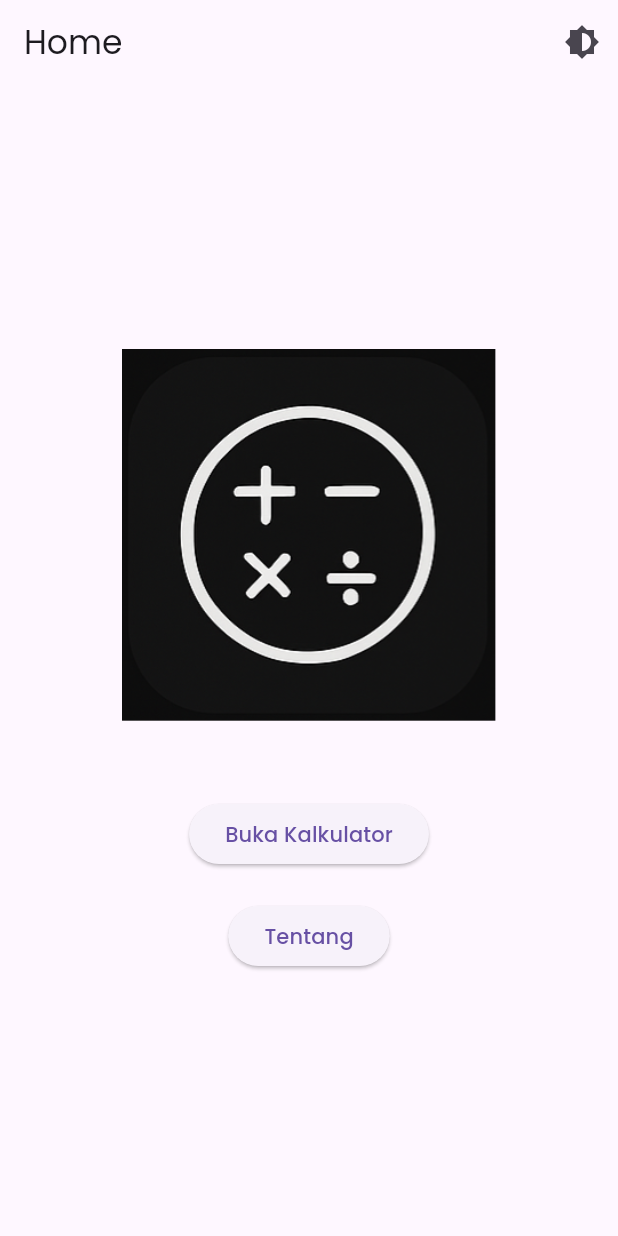
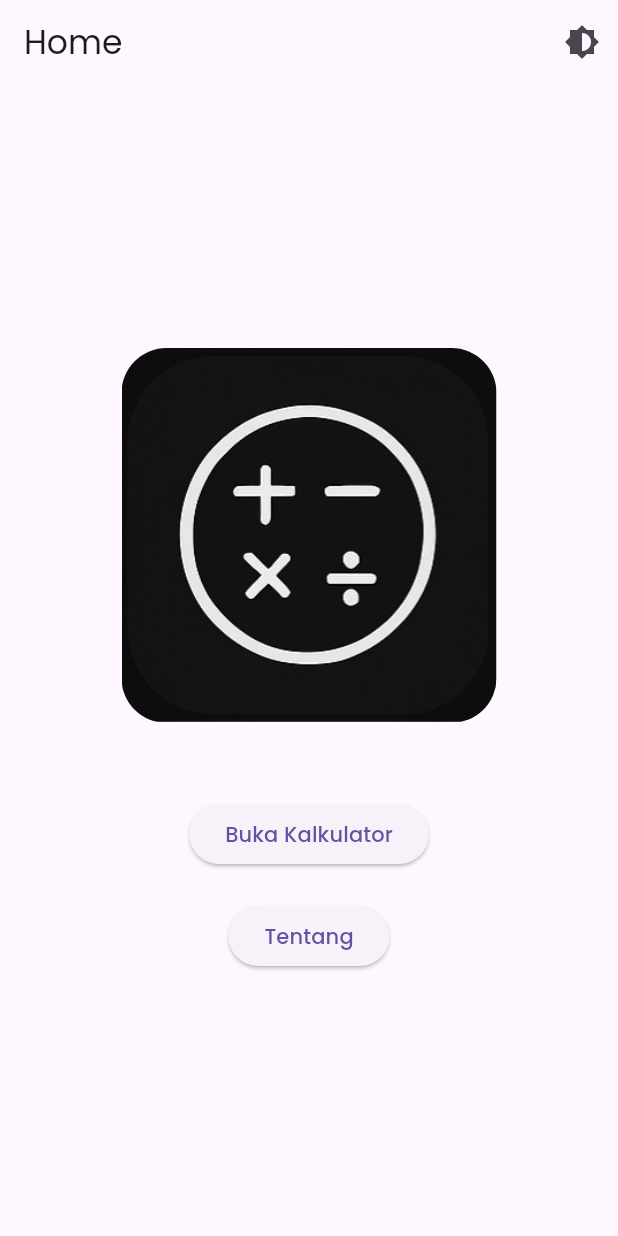
Before and after one commit to RobertoChristian/Kalkulatorku, a Flutter app: the screen it shows after launch, on a phone screen of 412 x 824 dp. Run offline on Flutter 3.47's test engine with Material 3 defaults, Android fonts, the phone set to English and light mode, and no system bars; our stand-ins replace google_fonts, math_expressions, shared_preferences.

Commit message:
Update home_screen.dart

```diff
--- a/lib/screens/home_screen.dart
+++ b/lib/screens/home_screen.dart
@@ -26,20 +26,25 @@ class HomeScreen extends StatelessWidget {
         child: Column(
           mainAxisAlignment: MainAxisAlignment.center,
           children: [
-            // Menampilkan logo dari assets
-            Image.asset(
-              'assets/icon.png',
-              width: 250,
-              height: 250,
+            // Melengkungkan ujung foto (logo)
+            ClipRRect(
+              borderRadius: BorderRadius.circular(30), // Radius untuk melengkungkan
+              child: Image.asset(
+                'assets/icon.png',
+                width: 250,
+                height: 250,
+                fit: BoxFit.cover, // Untuk memastikan gambar tidak terdistorsi
+              ),
             ),
             const SizedBox(height: 50), // Jarak antara logo dan tombol
 
             ElevatedButton(
               child: const Text('Buka Kalkulator'),
               onPressed: () {
+                // Menghapus 'const' karena tidak perlu di sini
                 Navigator.push(
                   context,
-                  MaterialPageRoute(builder: (_) => const CalculatorScreen()),
+                  MaterialPageRoute(builder: (_) => CalculatorScreen()),
                 );
               },
             ),
@@ -47,9 +52,10 @@ class HomeScreen extends StatelessWidget {
             ElevatedButton(
               child: const Text('Tentang'),
               onPressed: () {
+                // Menghapus 'const' karena tidak perlu di sini
                 Navigator.push(
                   context,
-                  MaterialPageRoute(builder: (_) => const AboutScreen()),
+                  MaterialPageRoute(builder: (_) => AboutScreen()),
                 );
               },
             ),
```
